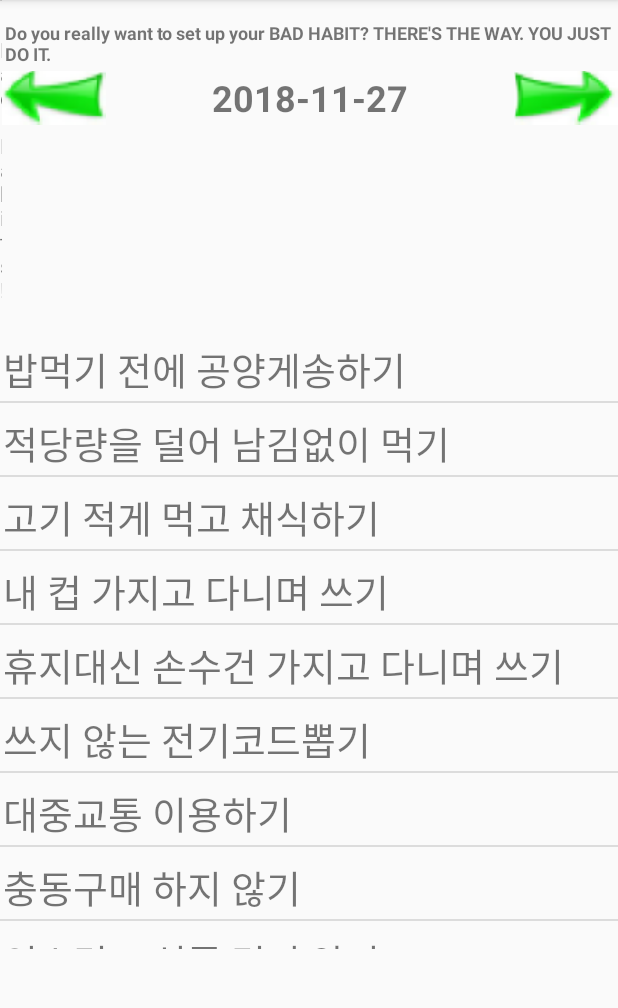
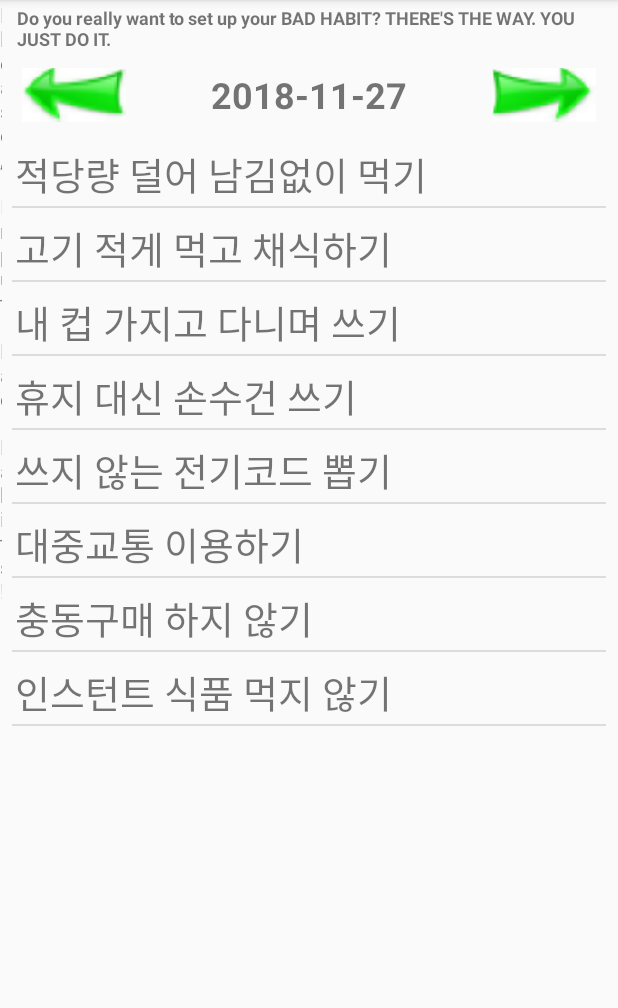
Before and after one commit to yojulab/Project_SevenHabit, an Android app: the screen it shows after launch (MainActivity), on a phone screen of 412 x 824 dp, the part 84-1092 px from its top. Run offline under Robolectric (Android 15) with nearby library versions, the light colour scheme and no system bars.

Commit message:
modify Layout from Linear to Constraint

```diff
--- a/app/build.gradle
+++ b/app/build.gradle
@@ -30,4 +30,6 @@ dependencies {
     compile 'com.google.android.gms:play-services-location:7.3.0'
     compile 'com.google.maps.android:android-maps-utils:0.3.4'
     implementation 'com.android.support.constraint:constraint-layout:1.1.3'
+    implementation 'com.android.support:recyclerview-v7:28.0.0'
+    implementation 'com.android.support:design:28.0.0'
 }
--- a/app/src/main/java/com/example/ohsanghun/nicehabit/Constants.java
+++ b/app/src/main/java/com/example/ohsanghun/nicehabit/Constants.java
@@ -8,7 +8,7 @@ interface Constants {
     static final String dateFormat = "yyyy-MM-dd";
 
     static final String DB = "sevenhabit.db";
-    static final int VERSION = 4;
+    static final int VERSION = 1;
 
     static final String T_HABITS = "habits";
     static final String C_ID = "_id";
--- a/app/src/main/java/com/example/ohsanghun/nicehabit/MainActivity.java
+++ b/app/src/main/java/com/example/ohsanghun/nicehabit/MainActivity.java
@@ -97,7 +97,7 @@ public class MainActivity extends AppCompatActivity implements View.OnClickListe
     @Override
     public boolean onCreateOptionsMenu(Menu menu) {
         boolean result = super.onCreateOptionsMenu(menu);
-        menu.add(0, INSERT_ID, 0, R.string.menu_insert);
+        menu.add(0, INSERT_ID, 0, R.string.menu_edit);
         return  result;
     }
     @Override
--- a/app/src/main/java/com/example/ohsanghun/nicehabit/NoteOpenHelper.java
+++ b/app/src/main/java/com/example/ohsanghun/nicehabit/NoteOpenHelper.java
@@ -34,12 +34,12 @@ public class NoteOpenHelper extends SQLiteOpenHelper implements Constants{
         onCreate(db);
     }
     public void addSamples(SQLiteDatabase db) {
-        addSample(db, "밥먹기 전에 공양게송하기", "20110605", "99999999");
-        addSample(db, "적당량을 덜어 남김없이 먹기", "20110610", "99999999");
+//        addSample(db, "밥먹기 전 공양게송하기", "20110605", "99999999");
+        addSample(db, "적당량 덜어 남김없이 먹기", "20110610", "99999999");
         addSample(db, "고기 적게 먹고 채식하기", "20110610", "99999999");
         addSample(db, "내 컵 가지고 다니며 쓰기", "20110615", "99999999");
-        addSample(db, "휴지대신 손수건 가지고 다니며 쓰기", "20110620", "99999999");
-        addSample(db, "쓰지 않는 전기코드뽑기", "20110610", "99999999");
+        addSample(db, "휴지 대신 손수건 쓰기", "20110620", "99999999");
+        addSample(db, "쓰지 않는 전기코드 뽑기", "20110610", "99999999");
         addSample(db, "대중교통 이용하기", "20110620", "99999999");
         addSample(db, "충동구매 하지 않기", "20110620", "99999999");
         addSample(db, "인스턴트 식품 먹지 않기", "20110610", "99999999");
--- a/app/src/main/res/layout/activity_main.xml
+++ b/app/src/main/res/layout/activity_main.xml
@@ -10,15 +10,15 @@
 
     <TextView
         android:id="@+id/textView3"
-        android:layout_width="wrap_content"
-        android:layout_height="wrap_content"
-        android:layout_marginTop="10dp"
+        android:layout_width="0dp"
+        android:layout_height="45dp"
         android:gravity="left"
         android:padding="5px"
         android:text="Do you really want to set up your BAD HABIT? THERE'S THE WAY. YOU JUST DO IT."
         android:textSize="12sp"
         android:textStyle="bold"
-        app:layout_constraintEnd_toEndOf="@+id/rarrow"
+        app:layout_constraintEnd_toStartOf="@+id/guideline4"
+        app:layout_constraintStart_toEndOf="@+id/guideline3"
         app:layout_constraintTop_toTopOf="parent"></TextView>
 
 
@@ -26,27 +26,24 @@
         android:id="@+id/larrow"
         android:layout_width="wrap_content"
         android:layout_height="wrap_content"
-        android:layout_marginStart="1dp"
-        android:layout_marginLeft="1dp"
-        android:layout_marginEnd="8dp"
-        android:layout_marginRight="8dp"
         android:gravity="center"
         android:src="@drawable/leftarrow"
         app:layout_constraintEnd_toStartOf="@+id/plandate"
-        app:layout_constraintHorizontal_chainStyle="packed"
-        app:layout_constraintStart_toStartOf="parent"
+        app:layout_constraintStart_toEndOf="@+id/guideline3"
         app:layout_constraintTop_toBottomOf="@+id/textView3"></ImageView>
 
     <TextView
         android:id="@+id/plandate"
-        android:layout_width="0dp"
-        android:layout_height="0dp"
+        android:layout_width="214dp"
+        android:layout_height="36dp"
+        android:layout_marginStart="8dp"
+        android:layout_marginLeft="8dp"
         android:layout_marginEnd="8dp"
         android:layout_marginRight="8dp"
         android:gravity="center"
+        android:text="Plan Date"
         android:textSize="24sp"
         android:textStyle="bold"
-        app:layout_constraintBottom_toBottomOf="@+id/rarrow"
         app:layout_constraintEnd_toStartOf="@+id/rarrow"
         app:layout_constraintStart_toEndOf="@+id/larrow"
         app:layout_constraintTop_toBottomOf="@+id/textView3"></TextView>
@@ -57,7 +54,7 @@
         android:layout_height="wrap_content"
         android:gravity="center"
         android:src="@drawable/rightarrow"
-        app:layout_constraintEnd_toEndOf="parent"
+        app:layout_constraintEnd_toStartOf="@+id/guideline4"
         app:layout_constraintStart_toEndOf="@+id/plandate"
         app:layout_constraintTop_toBottomOf="@+id/textView3"></ImageView>
 
@@ -65,21 +62,32 @@
     <ListView
         android:id="@+id/resultList"
         android:layout_width="0dp"
-        android:layout_height="413dp"
+        android:layout_height="0dp"
+        android:layout_marginTop="8dp"
         android:choiceMode="singleChoice"
         app:layout_constraintBottom_toBottomOf="parent"
-        app:layout_constraintEnd_toEndOf="parent"
-        app:layout_constraintStart_toStartOf="parent"
+        app:layout_constraintEnd_toStartOf="@+id/guideline4"
+        app:layout_constraintStart_toEndOf="@+id/guideline3"
         app:layout_constraintTop_toBottomOf="@+id/plandate"></ListView>
 
     <TextView
         android:id="@+id/textView4"
         android:layout_width="1dp"
         android:layout_height="wrap_content"
-        android:text="Please, Input Bad Habits!"
-        app:layout_constraintBottom_toTopOf="parent"
-        app:layout_constraintEnd_toStartOf="parent"
-        app:layout_constraintStart_toStartOf="parent"
-        app:layout_constraintTop_toTopOf="parent"></TextView>
+        android:text="Please, Input Bad Habits!"></TextView>
+
+    <android.support.constraint.Guideline
+        android:id="@+id/guideline3"
+        android:layout_width="wrap_content"
+        android:layout_height="wrap_content"
+        android:orientation="vertical"
+        app:layout_constraintGuide_begin="8dp" />
+
+    <android.support.constraint.Guideline
+        android:id="@+id/guideline4"
+        android:layout_width="wrap_content"
+        android:layout_height="wrap_content"
+        android:orientation="vertical"
+        app:layout_constraintGuide_end="8dp" />
 
 </android.support.constraint.ConstraintLayout>
--- a/app/src/main/res/values/strings.xml
+++ b/app/src/main/res/values/strings.xml
@@ -2,4 +2,5 @@
     <string name="hello">Hello World, DB1!</string>
     <string name="app_name">Seven Habit</string>
     <string name="menu_insert">Add Item</string>
+    <string name="menu_edit">Edit Item</string>
 </resources>
```
Also changed, not shown: app/src/main/res/layout/habits.xml (+59 -22 lines).
